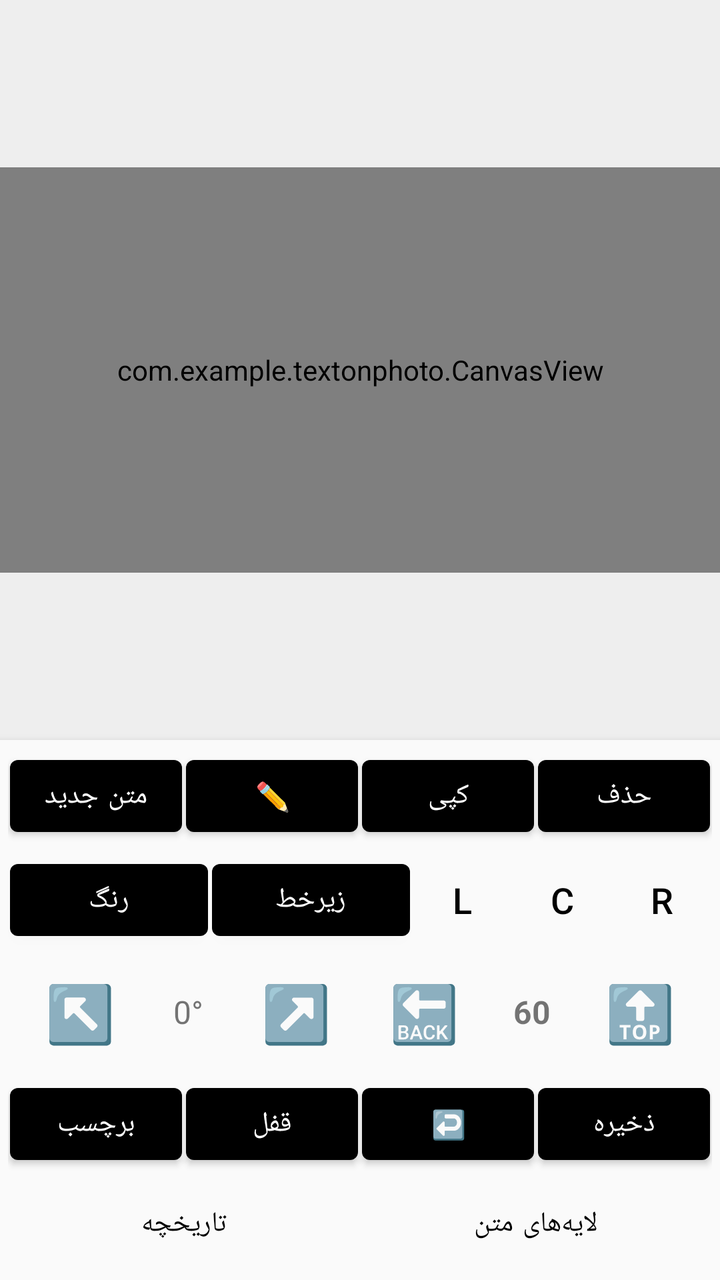
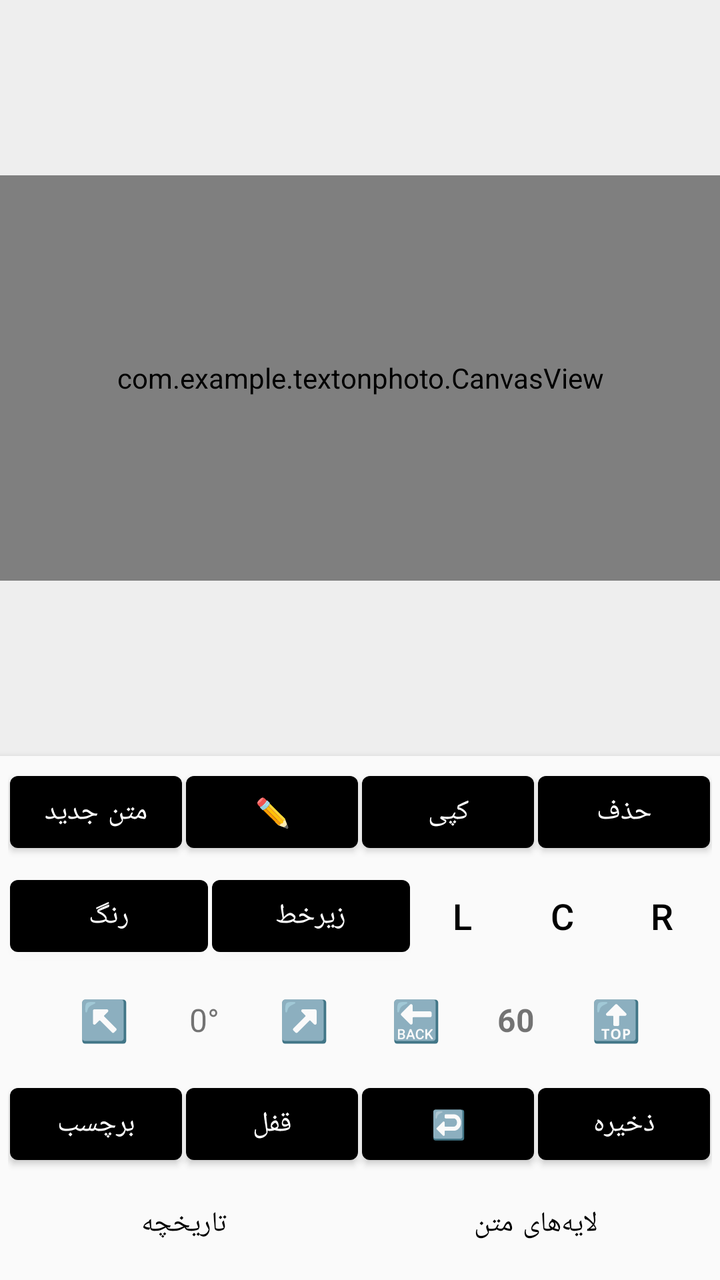

Screens rendered from an Android XML layout before and after an edit, with the pre-edit source and the edit as a unified diff.
<!-- AndroidManifest.xml: application theme Theme.TextOnPhoto -->
<!-- res/layout/activity_main.xml -->
<?xml version="1.0" encoding="utf-8"?>
<androidx.constraintlayout.widget.ConstraintLayout xmlns:android="http://schemas.android.com/apk/res/android"
    xmlns:app="http://schemas.android.com/apk/res-auto"
    android:layout_width="match_parent"
    android:layout_height="match_parent"
    android:background="#EEEEEE">

    <FrameLayout
        android:id="@+id/canvasContainer"
        android:layout_width="0dp"
        android:layout_height="0dp"
        app:layout_constraintTop_toTopOf="parent"
        app:layout_constraintBottom_toTopOf="@+id/buttonPanel"
        app:layout_constraintStart_toStartOf="parent"
        app:layout_constraintEnd_toEndOf="parent"
        app:layout_constraintVertical_bias="0.5"
        app:layout_constraintDimensionRatio="16:9">

        <com.example.textonphoto.CanvasView
            android:id="@+id/canvasView"
            android:layout_width="match_parent"
            android:layout_height="match_parent"
            android:background="@android:color/white" />
    </FrameLayout>

    <LinearLayout
        android:id="@+id/buttonPanel"
        android:layout_width="match_parent"
        android:layout_height="wrap_content"
        android:orientation="vertical"
        android:gravity="center_horizontal"
        android:padding="4dp"
        android:background="#FAFAFA"
        android:elevation="4dp"
        app:layout_constraintBottom_toBottomOf="parent">

        
        <LinearLayout
            android:layout_width="match_parent"
            android:layout_height="wrap_content"
            android:gravity="center"
            android:paddingBottom="2dp">

            <com.google.android.material.button.MaterialButton
                android:id="@+id/btnAddText"
                style="@style/Widget.MaterialComponents.Button"
                android:layout_width="0dp" android:layout_height="48dp" android:layout_weight="1"
                android:text="متن جدید" android:textSize="14sp" android:layout_marginHorizontal="1dp" />

            <com.google.android.material.button.MaterialButton
                android:id="@+id/btnEdit"
                style="@style/Widget.MaterialComponents.Button"
                android:layout_width="0dp" android:layout_height="48dp" android:layout_weight="1"
                android:text="✏️" android:textSize="14sp" android:layout_marginHorizontal="1dp" />

            <com.google.android.material.button.MaterialButton
                android:id="@+id/btnCopy"
                style="@style/Widget.MaterialComponents.Button"
                android:layout_width="0dp" android:layout_height="48dp" android:layout_weight="1"
                android:text="کپی" android:textSize="14sp" android:layout_marginHorizontal="1dp" />

            <com.google.android.material.button.MaterialButton
                android:id="@+id/btnDelete"
                style="@style/Widget.MaterialComponents.Button"
                android:layout_width="0dp" android:layout_height="48dp" android:layout_weight="1"
                android:text="حذف" android:textSize="14sp" android:layout_marginHorizontal="1dp" />
        </LinearLayout>

        
        <LinearLayout
            android:layout_width="match_parent"
            android:layout_height="wrap_content"
            android:gravity="center"
            android:paddingVertical="2dp">

            <com.google.android.material.button.MaterialButton
                android:id="@+id/btnColor"
                style="@style/Widget.MaterialComponents.Button"
                android:layout_width="0dp" android:layout_height="48dp" android:layout_weight="1"
                android:text="رنگ" android:textSize="14sp" android:layout_marginHorizontal="1dp" />

            <com.google.android.material.button.MaterialButton
                android:id="@+id/btnStyle"
                style="@style/Widget.MaterialComponents.Button"
                android:layout_width="0dp" android:layout_height="48dp" android:layout_weight="1"
                android:text="زیرخط" android:textSize="14sp" android:layout_marginHorizontal="1dp" />

            
            <com.google.android.material.button.MaterialButton
                android:id="@+id/btnAlignLeft"
                style="@style/Widget.MaterialComponents.Button.TextButton"
                android:layout_width="48dp" android:layout_height="48dp"
                android:text="L" android:textSize="18sp" android:textColor="@android:color/black"
                android:layout_marginHorizontal="1dp" app:cornerRadius="24dp"
                android:minWidth="0dp" android:minHeight="0dp" android:padding="0dp"
                android:insetLeft="0dp" android:insetRight="0dp" />

            <com.google.android.material.button.MaterialButton
                android:id="@+id/btnAlignCenter"
                style="@style/Widget.MaterialComponents.Button.TextButton"
                android:layout_width="48dp" android:layout_height="48dp"
                android:text="C" android:textSize="18sp" android:textColor="@android:color/black"
                android:layout_marginHorizontal="1dp" app:cornerRadius="24dp"
                android:minWidth="0dp" android:minHeight="0dp" android:padding="0dp"
                android:insetLeft="0dp" android:insetRight="0dp" />

            <com.google.android.material.button.MaterialButton
                android:id="@+id/btnAlignRight"
                style="@style/Widget.MaterialComponents.Button.TextButton"
                android:layout_width="48dp" android:layout_height="48dp"
                android:text="R" android:textSize="18sp" android:textColor="@android:color/black"
                android:layout_marginHorizontal="1dp" app:cornerRadius="24dp"
                android:minWidth="0dp" android:minHeight="0dp" android:padding="0dp"
                android:insetLeft="0dp" android:insetRight="0dp" />
        </LinearLayout>

        
        <LinearLayout
            android:layout_width="match_parent"
            android:layout_height="wrap_content"
            android:gravity="center"
            android:paddingVertical="2dp">

            <com.google.android.material.button.MaterialButton
                android:id="@+id/btnRotateLeft"
                style="@style/Widget.MaterialComponents.Button.TextButton"
                android:layout_width="56dp" android:layout_height="56dp"
                android:text="↖️" android:textSize="28sp"
                android:layout_marginEnd="2dp"
                app:cornerRadius="28dp"
                android:minWidth="0dp" android:minHeight="0dp" android:padding="0dp"
                android:insetLeft="0dp" android:insetRight="0dp" />

            <TextView
                android:id="@+id/tvRotation"
                android:layout_width="wrap_content" android:layout_height="48dp"
                android:gravity="center" android:minWidth="48dp"
                android:text="0°" android:textSize="16sp" />

            <com.google.android.material.button.MaterialButton
                android:id="@+id/btnRotateRight"
                style="@style/Widget.MaterialComponents.Button.TextButton"
                android:layout_width="56dp" android:layout_height="56dp"
                android:text="↗️" android:textSize="28sp"
                android:layout_marginStart="2dp"
                app:cornerRadius="28dp"
                android:minWidth="0dp" android:minHeight="0dp" android:padding="0dp"
                android:insetLeft="0dp" android:insetRight="0dp" />

            <View android:layout_width="8dp" android:layout_height="0dp" />

            <com.google.android.material.button.MaterialButton
                android:id="@+id/btnZoomOut"
                style="@style/Widget.MaterialComponents.Button.TextButton"
                android:layout_width="56dp" android:layout_height="56dp"
                android:text="🔙" android:textSize="28sp"
                android:layout_marginEnd="2dp"
                app:cornerRadius="28dp"
                android:minWidth="0dp" android:minHeight="0dp" android:padding="0dp"
                android:insetLeft="0dp" android:insetRight="0dp" />

            <TextView
                android:id="@+id/tvSize"
                android:layout_width="wrap_content" android:layout_height="48dp"
                android:gravity="center" android:minWidth="48dp"
                android:text="60" android:textSize="16sp" android:textStyle="bold" />

            <com.google.android.material.button.MaterialButton
                android:id="@+id/btnZoomIn"
                style="@style/Widget.MaterialComponents.Button.TextButton"
                android:layout_width="56dp" android:layout_height="56dp"
                android:text="🔝" android:textSize="28sp"
                android:layout_marginStart="2dp"
                app:cornerRadius="28dp"
                android:minWidth="0dp" android:minHeight="0dp" android:padding="0dp"
                android:insetLeft="0dp" android:insetRight="0dp" />
        </LinearLayout>

        
        <LinearLayout
            android:layout_width="match_parent"
            android:layout_height="wrap_content"
            android:gravity="center"
            android:paddingTop="2dp">

            <com.google.android.material.button.MaterialButton
                android:id="@+id/btnSticker"
                style="@style/Widget.MaterialComponents.Button"
                android:layout_width="0dp" android:layout_height="48dp" android:layout_weight="1"
                android:text="برچسب" android:textSize="14sp" android:layout_marginHorizontal="1dp" />

            <com.google.android.material.button.MaterialButton
                android:id="@+id/btnLock"
                style="@style/Widget.MaterialComponents.Button"
                android:layout_width="0dp" android:layout_height="48dp" android:layout_weight="1"
                android:text="قفل" android:textSize="14sp" android:layout_marginHorizontal="1dp" />

            <com.google.android.material.button.MaterialButton
                android:id="@+id/btnUndo"
                style="@style/Widget.MaterialComponents.Button"
                android:layout_width="0dp" android:layout_height="48dp" android:layout_weight="1"
                android:text="↩️" android:textSize="14sp" android:layout_marginHorizontal="1dp" />

            <com.google.android.material.button.MaterialButton
                android:id="@+id/btnSave"
                style="@style/Widget.MaterialComponents.Button"
                android:layout_width="0dp" android:layout_height="48dp" android:layout_weight="1"
                android:text="ذخیره" android:textSize="14sp" android:layout_marginHorizontal="1dp" />
        </LinearLayout>

        
        <LinearLayout
            android:layout_width="match_parent"
            android:layout_height="wrap_content"
            android:gravity="center"
            android:paddingTop="2dp">

            <com.google.android.material.button.MaterialButton
                android:id="@+id/btnHistory"
                style="@style/Widget.MaterialComponents.Button.TextButton"
                android:layout_width="0dp" android:layout_height="48dp" android:layout_weight="1"
                android:text="تاریخچه" android:textSize="14sp" android:layout_marginHorizontal="1dp" />

            <com.google.android.material.button.MaterialButton
                android:id="@+id/btnTextLayers"
                style="@style/Widget.MaterialComponents.Button.TextButton"
                android:layout_width="0dp" android:layout_height="48dp" android:layout_weight="1"
                android:text="لایه‌های متن" android:textSize="14sp" android:layout_marginHorizontal="1dp" />
        </LinearLayout>
    </LinearLayout>

</androidx.constraintlayout.widget.ConstraintLayout>
<!-- resources referenced by this layout -->
<resources>
  <style name="Theme.TextOnPhoto" parent="Theme.MaterialComponents.DayNight.DarkActionBar">
          <item name="colorPrimary">#000000</item>
          <item name="colorPrimaryVariant">#000000</item>
          <item name="colorOnPrimary">@android:color/white</item>
      </style>
</resources>

<!-- the commit's change to res/layout/activity_main.xml (unified diff, before → after) -->
@@ -124,10 +124,10 @@
             <com.google.android.material.button.MaterialButton
                 android:id="@+id/btnRotateLeft"
                 style="@style/Widget.MaterialComponents.Button.TextButton"
-                android:layout_width="56dp" android:layout_height="56dp"
-                android:text="↖️" android:textSize="28sp"
+                android:layout_width="48dp" android:layout_height="48dp"
+                android:text="↖️" android:textSize="20sp"
                 android:layout_marginEnd="2dp"
-                app:cornerRadius="28dp"
+                app:cornerRadius="24dp"
                 android:minWidth="0dp" android:minHeight="0dp" android:padding="0dp"
                 android:insetLeft="0dp" android:insetRight="0dp" />
 
@@ -140,10 +140,10 @@
             <com.google.android.material.button.MaterialButton
                 android:id="@+id/btnRotateRight"
                 style="@style/Widget.MaterialComponents.Button.TextButton"
-                android:layout_width="56dp" android:layout_height="56dp"
-                android:text="↗️" android:textSize="28sp"
+                android:layout_width="48dp" android:layout_height="48dp"
+                android:text="↗️" android:textSize="20sp"
                 android:layout_marginStart="2dp"
-                app:cornerRadius="28dp"
+                app:cornerRadius="24dp"
                 android:minWidth="0dp" android:minHeight="0dp" android:padding="0dp"
                 android:insetLeft="0dp" android:insetRight="0dp" />
 
@@ -152,10 +152,10 @@
             <com.google.android.material.button.MaterialButton
                 android:id="@+id/btnZoomOut"
                 style="@style/Widget.MaterialComponents.Button.TextButton"
-                android:layout_width="56dp" android:layout_height="56dp"
-                android:text="🔙" android:textSize="28sp"
+                android:layout_width="48dp" android:layout_height="48dp"
+                android:text="🔙" android:textSize="20sp"
                 android:layout_marginEnd="2dp"
-                app:cornerRadius="28dp"
+                app:cornerRadius="24dp"
                 android:minWidth="0dp" android:minHeight="0dp" android:padding="0dp"
                 android:insetLeft="0dp" android:insetRight="0dp" />
 
@@ -168,10 +168,10 @@
             <com.google.android.material.button.MaterialButton
                 android:id="@+id/btnZoomIn"
                 style="@style/Widget.MaterialComponents.Button.TextButton"
-                android:layout_width="56dp" android:layout_height="56dp"
-                android:text="🔝" android:textSize="28sp"
+                android:layout_width="48dp" android:layout_height="48dp"
+                android:text="🔝" android:textSize="20sp"
                 android:layout_marginStart="2dp"
-                app:cornerRadius="28dp"
+                app:cornerRadius="24dp"
                 android:minWidth="0dp" android:minHeight="0dp" android:padding="0dp"
                 android:insetLeft="0dp" android:insetRight="0dp" />
         </LinearLayout>
